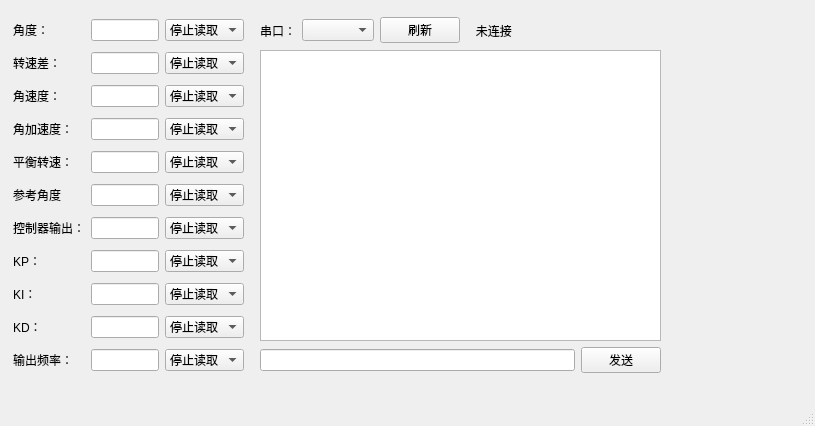
Qt form 上位机/WPA_ui.ui (YukiTbst/WPA_oil_tank) before a commit.
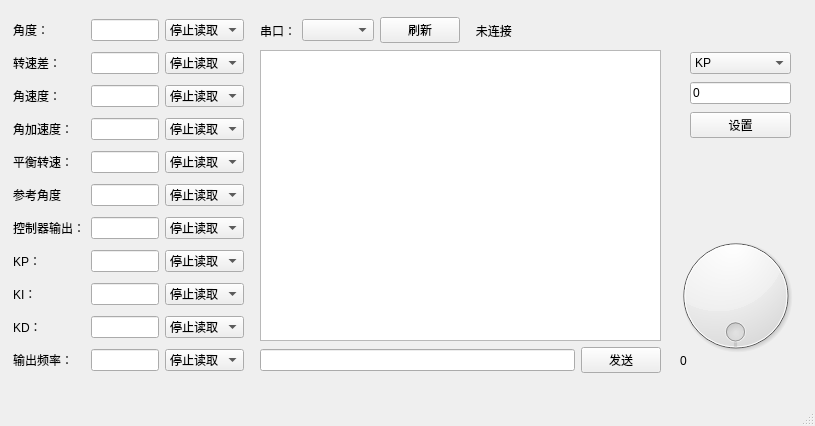
The same form after that commit.

Commit message: 现在的UI应该具备全部功能了

Patch:
```diff
--- a/上位机/WPA_ui.ui
+++ b/上位机/WPA_ui.ui
@@ -13,6 +13,9 @@
   <property name="windowTitle">
    <string>MainWindow</string>
   </property>
+  <property name="toolButtonStyle">
+   <enum>Qt::ToolButtonIconOnly</enum>
+  </property>
   <widget class="QWidget" name="centralwidget">
    <widget class="QPlainTextEdit" name="plainTextEdit_ser_rec">
     <property name="geometry">
@@ -27,6 +30,62 @@
      <cursorShape>ArrowCursor</cursorShape>
     </property>
    </widget>
+   <widget class="QDial" name="dial_theta">
+    <property name="geometry">
+     <rect>
+      <x>670</x>
+      <y>230</y>
+      <width>131</width>
+      <height>131</height>
+     </rect>
+    </property>
+    <property name="cursor">
+     <cursorShape>CrossCursor</cursorShape>
+    </property>
+    <property name="layoutDirection">
+     <enum>Qt::LeftToRight</enum>
+    </property>
+    <property name="autoFillBackground">
+     <bool>true</bool>
+    </property>
+    <property name="locale">
+     <locale language="Chinese" country="China"/>
+    </property>
+    <property name="maximum">
+     <number>359</number>
+    </property>
+    <property name="orientation">
+     <enum>Qt::Horizontal</enum>
+    </property>
+    <property name="invertedAppearance">
+     <bool>false</bool>
+    </property>
+    <property name="wrapping">
+     <bool>true</bool>
+    </property>
+    <property name="notchTarget">
+     <double>1.000000000000000</double>
+    </property>
+    <property name="notchesVisible">
+     <bool>false</bool>
+    </property>
+   </widget>
+   <widget class="QLabel" name="label_ref">
+    <property name="geometry">
+     <rect>
+      <x>680</x>
+      <y>350</y>
+      <width>54</width>
+      <height>21</height>
+     </rect>
+    </property>
+    <property name="layoutDirection">
+     <enum>Qt::LeftToRight</enum>
+    </property>
+    <property name="text">
+     <string>0</string>
+    </property>
+   </widget>
    <widget class="QWidget" name="">
     <property name="geometry">
      <rect>
@@ -486,6 +545,56 @@
      </item>
     </layout>
    </widget>
+   <widget class="QWidget" name="">
+    <property name="geometry">
+     <rect>
+      <x>690</x>
+      <y>50</y>
+      <width>101</width>
+      <height>91</height>
+     </rect>
+    </property>
+    <layout class="QVBoxLayout" name="verticalLayout">
+     <item>
+      <widget class="QComboBox" name="comboBox_val_set">
+       <item>
+        <property name="text">
+         <string>KP</string>
+        </property>
+       </item>
+       <item>
+        <property name="text">
+         <string>KI</string>
+        </property>
+       </item>
+       <item>
+        <property name="text">
+         <string>KD</string>
+        </property>
+       </item>
+       <item>
+        <property name="text">
+         <string>输出频率</string>
+        </property>
+       </item>
+      </widget>
+     </item>
+     <item>
+      <widget class="QLineEdit" name="lineEdit_val_set">
+       <property name="text">
+        <string>0</string>
+       </property>
+      </widget>
+     </item>
+     <item>
+      <widget class="QPushButton" name="pushButton_val_set">
+       <property name="text">
+        <string>设置</string>
+       </property>
+      </widget>
+     </item>
+    </layout>
+   </widget>
   </widget>
   <widget class="QMenuBar" name="menubar">
    <property name="geometry">
```
The commit also changes 2 other files.
